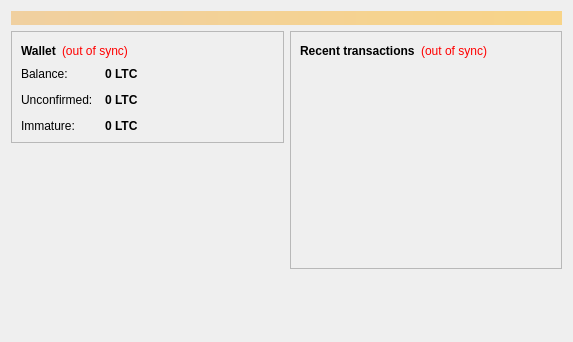
Before: the Qt Designer form src/qt/forms/overviewpage.ui in machinecoin-project/machinecoin-core, drawn with Qt 5.
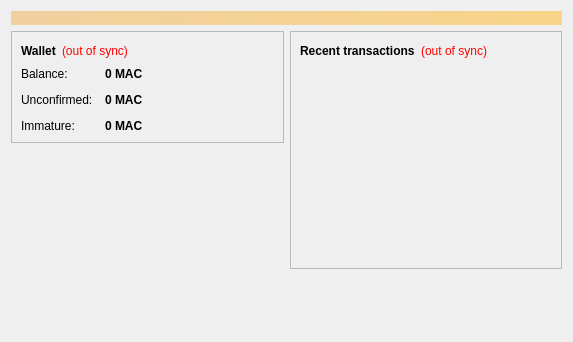
After: the same form once the commit is applied.

Diff of the .ui file:
```diff
--- a/src/qt/forms/overviewpage.ui
+++ b/src/qt/forms/overviewpage.ui
@@ -122,7 +122,7 @@
                <string>Your current balance</string>
               </property>
               <property name="text">
-               <string notr="true">0 LTC</string>
+               <string notr="true">0 MAC</string>
               </property>
               <property name="textInteractionFlags">
                <set>Qt::LinksAccessibleByMouse|Qt::TextSelectableByKeyboard|Qt::TextSelectableByMouse</set>
@@ -151,7 +151,7 @@
                <string>Total of transactions that have yet to be confirmed, and do not yet count toward the current balance</string>
               </property>
               <property name="text">
-               <string notr="true">0 LTC</string>
+               <string notr="true">0 MAC</string>
               </property>
               <property name="textInteractionFlags">
                <set>Qt::LinksAccessibleByMouse|Qt::TextSelectableByKeyboard|Qt::TextSelectableByMouse</set>
@@ -177,7 +177,7 @@
                <string>Mined balance that has not yet matured</string>
               </property>
               <property name="text">
-               <string notr="true">0 LTC</string>
+               <string notr="true">0 MAC</string>
               </property>
               <property name="textInteractionFlags">
                <set>Qt::LinksAccessibleByMouse|Qt::TextSelectableByKeyboard|Qt::TextSelectableByMouse</set>
```
